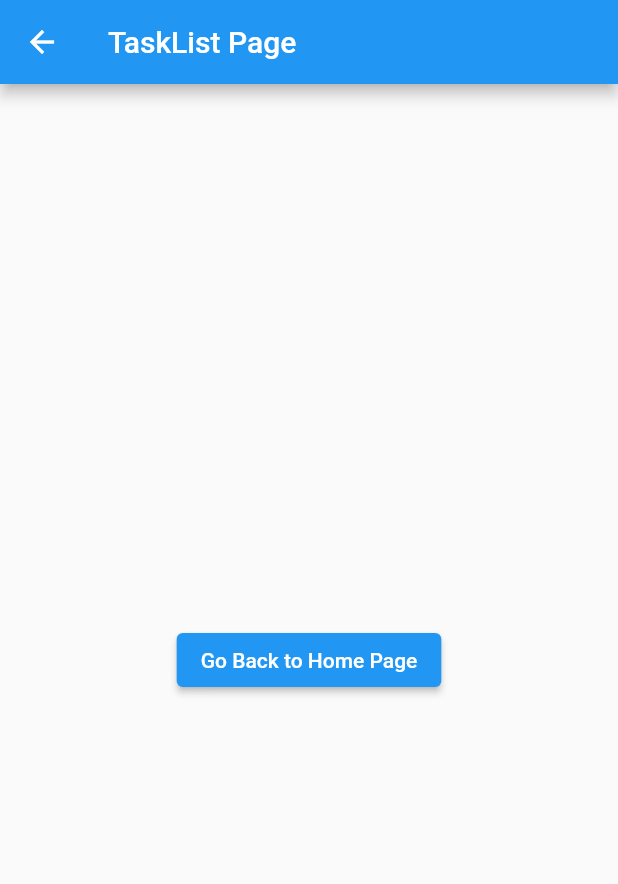
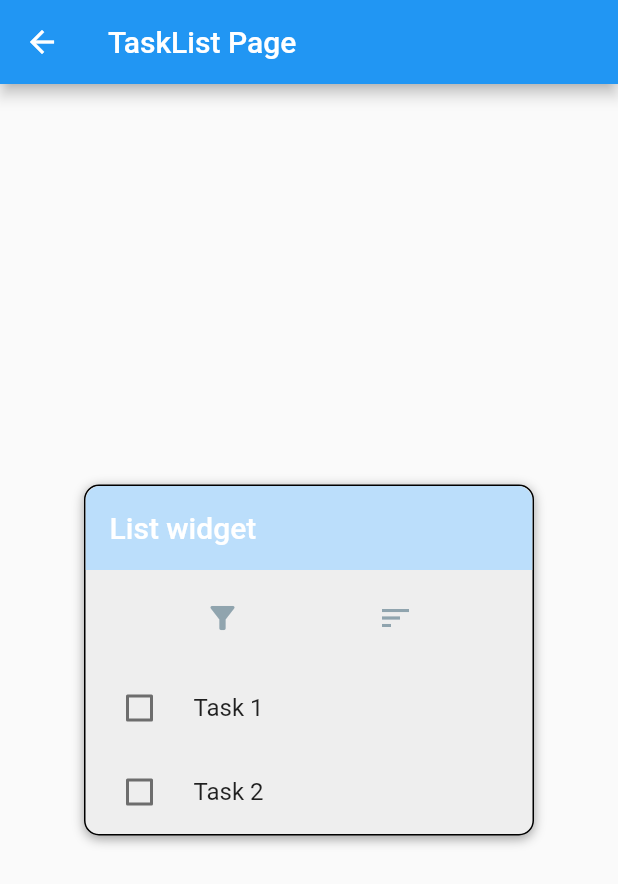
Before and after one commit to glulu4/Snap_App, a Flutter app: the screen it shows after launch, after a tap on "Go to Task List Page", on a phone screen of 412 x 824 dp. Shown: the top 884 px of the screen. Run offline on Flutter 3.47's test engine with Material 2 defaults, Android fonts, the phone set to English and light mode, and no system bars; our stand-ins replace table_calendar.

Commit message:
added stuff

```diff
--- /dev/null
+++ b/app/lib/Home.dart
@@ -0,0 +1,30 @@
+import 'package:flutter/material.dart';
+import './views/task_list.dart';
+
+class HomeScreen extends StatelessWidget {
+  @override
+  Widget build(BuildContext context) {
+    return Scaffold(
+      appBar: AppBar(
+        title: Text('Home Screen'),
+      ),
+      body: Center(
+        child: Container(
+
+          child: Row(
+            mainAxisAlignment: MainAxisAlignment.spaceEvenly,
+            children: [
+              TaskList(),
+              Text("Soon to be calendar"),
+            ],
+
+
+          )
+
+        )
+
+
+      ),
+    );
+  }
+}
--- a/app/lib/views/calendar.dart
+++ b/app/lib/views/calendar.dart
@@ -1,4 +1,6 @@
 import 'package:flutter/material.dart';
+
+
 
 class Calendar extends StatelessWidget {
   @override
--- a/app/lib/views/home_page.dart
+++ b/app/lib/views/home_page.dart
@@ -2,6 +2,7 @@ import 'package:flutter/material.dart';
 import 'package:table_calendar/table_calendar.dart';
 import 'task_list.dart'; // task list page
 import 'calendar.dart'; // calendar page
+import '../Home.dart';
 
 class HomePage extends StatelessWidget {
   @override
@@ -33,6 +34,15 @@ class HomePage extends StatelessWidget {
               },
             ),
             ElevatedButton(
+              child: Text('Go to real home page'),
+              onPressed: () {
+                Navigator.push(
+                  context,
+                  MaterialPageRoute(builder: (context) => HomeScreen()),
+                );
+              },
+            ),
+            ElevatedButton(
               child: Text('Pop up'),
               onPressed: () {
                 showDialog(
--- a/app/lib/views/task_list.dart
+++ b/app/lib/views/task_list.dart
@@ -1,6 +1,32 @@
 import 'package:flutter/material.dart';
 
-class TaskList extends StatelessWidget {
+class TaskList extends StatefulWidget {
+  @override
+  _TaskListState createState() => _TaskListState();
+}
+
+class _TaskListState extends State<TaskList> {
+  bool isChecked = false;
+
+
+  DropdownButton<String> myDropDown = DropdownButton<String> (
+    value: 'Option 1',
+    onChanged: (String? newValue) {
+      // Handle dropdown value change
+    },
+    items: <String>[
+      'Option 1',
+      'Option 2',
+      'Option 3',
+      'Option 4'
+    ].map<DropdownMenuItem<String>>((String value) {
+      return DropdownMenuItem<String>(
+        value: value,
+        child: Text(value),
+      );
+    }).toList(),
+  );
+
   @override
   Widget build(BuildContext context) {
     return Scaffold(
@@ -8,9 +34,96 @@ class TaskList extends StatelessWidget {
         title: Text('TaskList Page'),
       ),
       body: Center(
-        child: ElevatedButton(
-          child: Text('Go Back to Home Page'),
-          onPressed: () => Navigator.pop(context),
+        child: Container(
+          decoration: BoxDecoration(
+            color: Colors.grey[200],
+            border: Border.all(color: Colors.black),
+            borderRadius: BorderRadius.circular(10),
+            boxShadow: [
+              BoxShadow(
+                color: Colors.grey,
+                offset: Offset(0, 2),
+                blurRadius: 6,
+              ),
+            ],
+          ),
+          width: 300,
+          child: Column(
+            mainAxisSize: MainAxisSize.min,
+            children: [
+              ClipRRect(
+                borderRadius: BorderRadius.only(
+                  topLeft: Radius.circular(10),
+                  topRight: Radius.circular(10),
+                ),
+                child: AppBar(
+                  backgroundColor: Colors.blue[100],
+                  title: Text('List widget'),
+                  automaticallyImplyLeading:false,
+
+                ),
+              ),
+
+              ButtonBar(
+
+
+                alignment: MainAxisAlignment.spaceEvenly,
+                children: [
+                  // myDropDown,
+
+                    Tooltip(
+                      message: 'This is a tooltip',
+                      child: IconButton(
+                      color: Colors.blueGrey[300],
+                      hoverColor: Colors.blueGrey[700],
+                      icon: Icon(Icons.filter_alt),
+                      onPressed: () {
+                        //
+                      },
+                    ),
+                    ),
+
+                    IconButton(
+                      icon: Icon(Icons.sort),
+                      onPressed:() {
+                      //
+                    },
+                    color: Colors.blueGrey[300],
+                    hoverColor: Colors.blueGrey[700],
+                    ),
+                ],
+              ),
+
+              ListView(
+                shrinkWrap: true,
+                children: [
+                    CheckboxListTile(
+                    title: Text('Task 1'),
+                    value: isChecked,
+                    onChanged: (bool? value) {
+                      setState(() {
+                        isChecked = value!;
+                      });
+                    },
+                    controlAffinity: ListTileControlAffinity
+                        .leading, // Places checkbox to the left
+                  ),
+                  CheckboxListTile(
+                    title: Text('Task 2'),
+                    value: isChecked,
+                    onChanged: (bool? value) {
+                      setState(() {
+                        isChecked = value!;
+                      });
+                    },
+                    controlAffinity: ListTileControlAffinity.leading,
+                  ),
+
+                ],
+              )
+
+            ],
+          ),
         ),
       ),
     );
```
Also changed, not shown: app/flutter_01.png (added).
